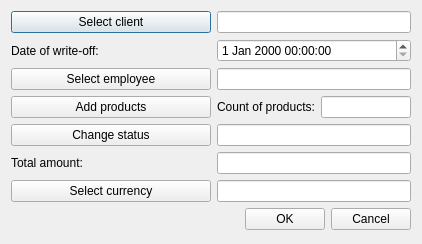
Old version of the form OrmasAdmin/OrmasAdmin/CreateWOffDlg.ui in the repository Dalerjon/TheOrmasProejct.
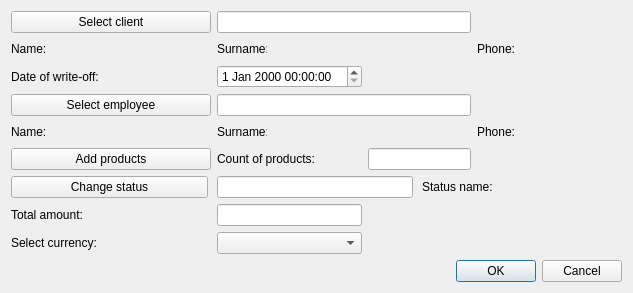
New version of the form.

```diff
--- a/OrmasAdmin/OrmasAdmin/CreateWOffDlg.ui
+++ b/OrmasAdmin/OrmasAdmin/CreateWOffDlg.ui
@@ -6,8 +6,8 @@
    <rect>
     <x>0</x>
     <y>0</y>
-    <width>422</width>
-    <height>244</height>
+    <width>633</width>
+    <height>293</height>
    </rect>
   </property>
   <property name="windowTitle">
@@ -32,20 +32,236 @@
    <property name="bottomMargin">
     <number>11</number>
    </property>
-   <item row="0" column="0">
-    <widget class="QPushButton" name="clientBtn">
+   <item row="1" column="0">
+    <widget class="QLabel" name="clNameLb">
      <property name="minimumSize">
       <size>
-       <width>200</width>
+       <width>50</width>
        <height>0</height>
       </size>
      </property>
+     <property name="maximumSize">
+      <size>
+       <width>50</width>
+       <height>16777215</height>
+      </size>
+     </property>
      <property name="text">
-      <string>Select client</string>
+      <string>Name:</string>
      </property>
     </widget>
    </item>
-   <item row="7" column="0" colspan="3">
+   <item row="1" column="5">
+    <widget class="QLabel" name="clPhonePh">
+     <property name="minimumSize">
+      <size>
+       <width>100</width>
+       <height>0</height>
+      </size>
+     </property>
+     <property name="font">
+      <font>
+       <family>Times New Roman</family>
+       <pointsize>12</pointsize>
+       <weight>75</weight>
+       <italic>true</italic>
+       <bold>true</bold>
+      </font>
+     </property>
+     <property name="text">
+      <string/>
+     </property>
+    </widget>
+   </item>
+   <item row="1" column="1">
+    <widget class="QLabel" name="clNamePh">
+     <property name="minimumSize">
+      <size>
+       <width>100</width>
+       <height>0</height>
+      </size>
+     </property>
+     <property name="font">
+      <font>
+       <family>Times New Roman</family>
+       <pointsize>12</pointsize>
+       <weight>75</weight>
+       <italic>true</italic>
+       <bold>true</bold>
+      </font>
+     </property>
+     <property name="text">
+      <string/>
+     </property>
+    </widget>
+   </item>
+   <item row="1" column="4">
+    <widget class="QLabel" name="clPhoneLb">
+     <property name="text">
+      <string>Phone:</string>
+     </property>
+    </widget>
+   </item>
+   <item row="1" column="2">
+    <widget class="QLabel" name="clSurnameLb">
+     <property name="minimumSize">
+      <size>
+       <width>50</width>
+       <height>0</height>
+      </size>
+     </property>
+     <property name="maximumSize">
+      <size>
+       <width>50</width>
+       <height>16777215</height>
+      </size>
+     </property>
+     <property name="text">
+      <string>Surname:</string>
+     </property>
+    </widget>
+   </item>
+   <item row="1" column="3">
+    <widget class="QLabel" name="clSurnamePh">
+     <property name="minimumSize">
+      <size>
+       <width>100</width>
+       <height>0</height>
+      </size>
+     </property>
+     <property name="font">
+      <font>
+       <family>Times New Roman</family>
+       <pointsize>12</pointsize>
+       <weight>75</weight>
+       <italic>true</italic>
+       <bold>true</bold>
+      </font>
+     </property>
+     <property name="text">
+      <string/>
+     </property>
+    </widget>
+   </item>
+   <item row="2" column="0">
+    <widget class="QLabel" name="dateLb">
+     <property name="text">
+      <string>Date of write-off:</string>
+     </property>
+    </widget>
+   </item>
+   <item row="4" column="0">
+    <widget class="QLabel" name="empNameLb">
+     <property name="minimumSize">
+      <size>
+       <width>50</width>
+       <height>0</height>
+      </size>
+     </property>
+     <property name="maximumSize">
+      <size>
+       <width>50</width>
+       <height>16777215</height>
+      </size>
+     </property>
+     <property name="text">
+      <string>Name:</string>
+     </property>
+    </widget>
+   </item>
+   <item row="4" column="1">
+    <widget class="QLabel" name="empNamePh">
+     <property name="minimumSize">
+      <size>
+       <width>100</width>
+       <height>0</height>
+      </size>
+     </property>
+     <property name="font">
+      <font>
+       <family>Times New Roman</family>
+       <pointsize>12</pointsize>
+       <weight>75</weight>
+       <italic>true</italic>
+       <bold>true</bold>
+      </font>
+     </property>
+     <property name="text">
+      <string/>
+     </property>
+    </widget>
+   </item>
+   <item row="4" column="2">
+    <widget class="QLabel" name="empSurnameLb">
+     <property name="minimumSize">
+      <size>
+       <width>50</width>
+       <height>0</height>
+      </size>
+     </property>
+     <property name="maximumSize">
+      <size>
+       <width>50</width>
+       <height>16777215</height>
+      </size>
+     </property>
+     <property name="text">
+      <string>Surname:</string>
+     </property>
+    </widget>
+   </item>
+   <item row="4" column="3">
+    <widget class="QLabel" name="empSurnamePh">
+     <property name="minimumSize">
+      <size>
+       <width>100</width>
+       <height>0</height>
+      </size>
+     </property>
+     <property name="font">
+      <font>
+       <family>Times New Roman</family>
+       <pointsize>12</pointsize>
+       <weight>75</weight>
+       <italic>true</italic>
+       <bold>true</bold>
+      </font>
+     </property>
+     <property name="text">
+      <string/>
+     </property>
+    </widget>
+   </item>
+   <item row="4" column="4">
+    <widget class="QLabel" name="empPhoneLb">
+     <property name="text">
+      <string>Phone:</string>
+     </property>
+    </widget>
+   </item>
+   <item row="4" column="5">
+    <widget class="QLabel" name="empPhonePh">
+     <property name="minimumSize">
+      <size>
+       <width>100</width>
+       <height>0</height>
+      </size>
+     </property>
+     <property name="font">
+      <font>
+       <family>Times New Roman</family>
+       <pointsize>12</pointsize>
+       <weight>75</weight>
+       <italic>true</italic>
+       <bold>true</bold>
+      </font>
+     </property>
+     <property name="text">
+      <string/>
+     </property>
+    </widget>
+   </item>
+   <item row="9" column="0" colspan="6">
     <layout class="QHBoxLayout" name="horizontalLayout">
      <item>
       <spacer name="horizontalSpacer">
@@ -76,66 +292,161 @@
      </item>
     </layout>
    </item>
-   <item row="0" column="1" colspan="2">
-    <widget class="QLineEdit" name="clientEdit">
-     <property name="toolTip">
-      <string>&lt;html&gt;&lt;head/&gt;&lt;body&gt;&lt;p&gt;Enter client ID&lt;/p&gt;&lt;/body&gt;&lt;/html&gt;</string>
-     </property>
+   <item row="6" column="0" colspan="6">
+    <widget class="QWidget" name="statusWidget" native="true">
+     <layout class="QHBoxLayout" name="horizontalLayout_3">
+      <property name="spacing">
+       <number>9</number>
+      </property>
+      <property name="leftMargin">
+       <number>0</number>
+      </property>
+      <property name="topMargin">
+       <number>0</number>
+      </property>
+      <property name="rightMargin">
+       <number>0</number>
+      </property>
+      <property name="bottomMargin">
+       <number>0</number>
+      </property>
+      <item>
+       <widget class="QPushButton" name="statusBtn">
+        <property name="sizePolicy">
+         <sizepolicy hsizetype="Fixed" vsizetype="Fixed">
+          <horstretch>0</horstretch>
+          <verstretch>0</verstretch>
+         </sizepolicy>
+        </property>
+        <property name="minimumSize">
+         <size>
+          <width>197</width>
+          <height>0</height>
+         </size>
+        </property>
+        <property name="text">
+         <string>Change status</string>
+        </property>
+       </widget>
+      </item>
+      <item>
+       <widget class="QLineEdit" name="statusEdit">
+        <property name="readOnly">
+         <bool>true</bool>
+        </property>
+       </widget>
+      </item>
+      <item>
+       <widget class="QLabel" name="statusLb">
+        <property name="text">
+         <string>Status name:</string>
+        </property>
+       </widget>
+      </item>
+      <item>
+       <widget class="QLabel" name="statusPh">
+        <property name="minimumSize">
+         <size>
+          <width>120</width>
+          <height>0</height>
+         </size>
+        </property>
+        <property name="font">
+         <font>
+          <family>Times New Roman</family>
+          <pointsize>12</pointsize>
+          <weight>75</weight>
+          <italic>true</italic>
+          <bold>true</bold>
+         </font>
+        </property>
+        <property name="text">
+         <string/>
+        </property>
+       </widget>
+      </item>
+     </layout>
+    </widget>
+   </item>
+   <item row="7" column="2">
+    <widget class="QLineEdit" name="sumEdit">
      <property name="readOnly">
       <bool>true</bool>
      </property>
     </widget>
    </item>
-   <item row="1" column="0">
-    <widget class="QLabel" name="dateLb">
+   <item row="8" column="2">
+    <widget class="QComboBox" name="currencyCmb"/>
+   </item>
+   <item row="2" column="2">
+    <widget class="QDateTimeEdit" name="dateEdit"/>
+   </item>
+   <item row="8" column="0" colspan="2">
+    <widget class="QLabel" name="currencyLb">
      <property name="text">
-      <string>Date of write-off:</string>
+      <string>Select currency:</string>
      </property>
     </widget>
    </item>
-   <item row="3" column="0">
-    <widget class="QPushButton" name="addProdBtn">
+   <item row="7" column="0" colspan="2">
+    <widget class="QLabel" name="sumLb">
      <property name="text">
-      <string>Add products</string>
+      <string>Total amount:</string>
      </property>
     </widget>
    </item>
-   <item row="3" column="2">
-    <widget class="QLineEdit" name="prodCountEdit">
-     <property name="readOnly">
-      <bool>true</bool>
-     </property>
-    </widget>
-   </item>
-   <item row="2" column="0">
+   <item row="3" column="0" colspan="2">
     <widget class="QPushButton" name="employeeBtn">
      <property name="text">
       <string>Select employee</string>
      </property>
     </widget>
    </item>
-   <item row="4" column="0">
-    <widget class="QPushButton" name="statusBtn">
+   <item row="0" column="0" colspan="2">
+    <widget class="QPushButton" name="clientBtn">
+     <property name="minimumSize">
+      <size>
+       <width>200</width>
+       <height>0</height>
+      </size>
+     </property>
      <property name="text">
-      <string>Change status</string>
+      <string>Select client</string>
      </property>
     </widget>
    </item>
-   <item row="3" column="1">
+   <item row="5" column="3">
+    <widget class="QLineEdit" name="prodCountEdit">
+     <property name="readOnly">
+      <bool>true</bool>
+     </property>
+    </widget>
+   </item>
+   <item row="5" column="2">
     <widget class="QLabel" name="prodCountLb">
      <property name="text">
       <string>Count of products:</string>
      </property>
     </widget>
    </item>
-   <item row="6" column="0">
-    <widget class="QPushButton" name="currencyBtn">
+   <item row="5" column="0" colspan="2">
+    <widget class="QPushButton" name="addProdBtn">
      <property name="text">
-      <string>Select currency</string>
+      <string>Add products</string>
      </property>
     </widget>
    </item>
-   <item row="2" column="1" colspan="2">
+   <item row="0" column="2" colspan="2">
+    <widget class="QLineEdit" name="clientEdit">
+     <property name="toolTip">
+      <string>&lt;html&gt;&lt;head/&gt;&lt;body&gt;&lt;p&gt;Enter client ID&lt;/p&gt;&lt;/body&gt;&lt;/html&gt;</string>
+     </property>
+     <property name="readOnly">
+      <bool>true</bool>
+     </property>
+    </widget>
+   </item>
+   <item row="3" column="2" colspan="2">
     <widget class="QLineEdit" name="employeeEdit">
      <property name="toolTip">
       <string>&lt;html&gt;&lt;head/&gt;&lt;body&gt;&lt;p&gt;Enter employee ID&lt;/p&gt;&lt;/body&gt;&lt;/html&gt;</string>
@@ -145,37 +456,6 @@
      </property>
     </widget>
    </item>
-   <item row="5" column="1" colspan="2">
-    <widget class="QLineEdit" name="sumEdit">
-     <property name="readOnly">
-      <bool>true</bool>
-     </property>
-    </widget>
-   </item>
-   <item row="4" column="1" colspan="2">
-    <widget class="QLineEdit" name="statusEdit">
-     <property name="readOnly">
-      <bool>true</bool>
-     </property>
-    </widget>
-   </item>
-   <item row="6" column="1" colspan="2">
-    <widget class="QLineEdit" name="currencyEdit">
-     <property name="readOnly">
-      <bool>true</bool>
-     </property>
-    </widget>
-   </item>
-   <item row="5" column="0">
-    <widget class="QLabel" name="sumLb">
-     <property name="text">
-      <string>Total amount:</string>
-     </property>
-    </widget>
-   </item>
-   <item row="1" column="1" colspan="2">
-    <widget class="QDateTimeEdit" name="dateEdit"/>
-   </item>
   </layout>
  </widget>
  <tabstops>
```
Left out of the diff: 8 changed lines with no effect on the pictures.
